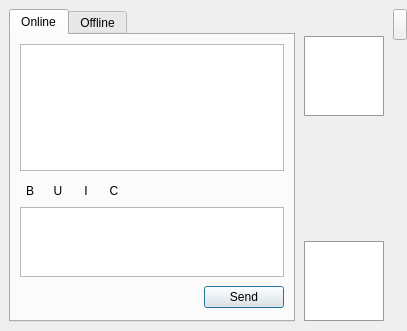
Before: the Qt Designer form src/gui/form_chatwidget.ui in vituperative/i2pchat, drawn with Qt 5.
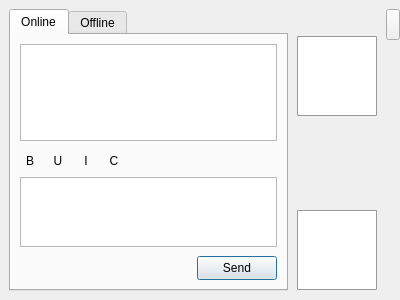
After: the same form once the commit is applied. Icons and pictures are not drawn.

Commit message: Chat widget layout tweaks

The edit to the form file:
```diff
--- a/src/gui/form_chatwidget.ui
+++ b/src/gui/form_chatwidget.ui
@@ -6,8 +6,8 @@
    <rect>
     <x>0</x>
     <y>0</y>
-    <width>407</width>
-    <height>331</height>
+    <width>400</width>
+    <height>300</height>
    </rect>
   </property>
   <property name="sizePolicy">
@@ -471,7 +471,7 @@
            <number>0</number>
           </property>
           <property name="bottomMargin">
-           <number>3</number>
+           <number>0</number>
           </property>
           <item>
            <spacer>
@@ -488,6 +488,18 @@
           </item>
           <item>
            <widget class="QPushButton" name="send">
+            <property name="minimumSize">
+             <size>
+              <width>80</width>
+              <height>24</height>
+             </size>
+            </property>
+            <property name="maximumSize">
+             <size>
+              <width>80</width>
+              <height>24</height>
+             </size>
+            </property>
             <property name="text">
              <string>Send</string>
             </property>
```
